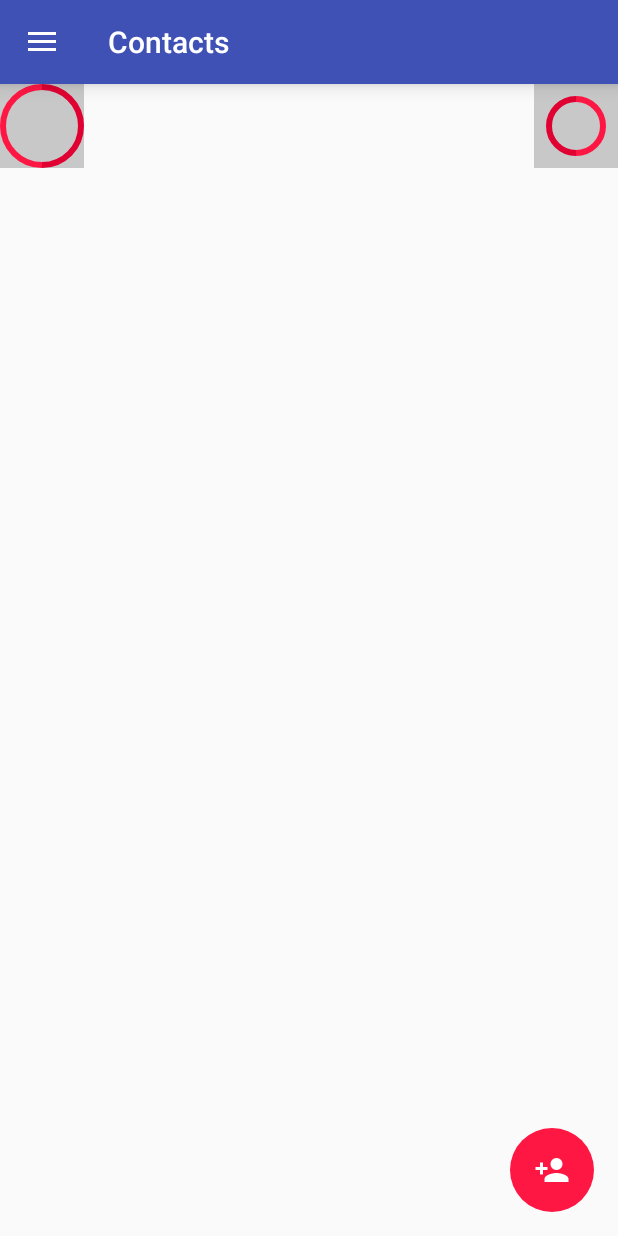
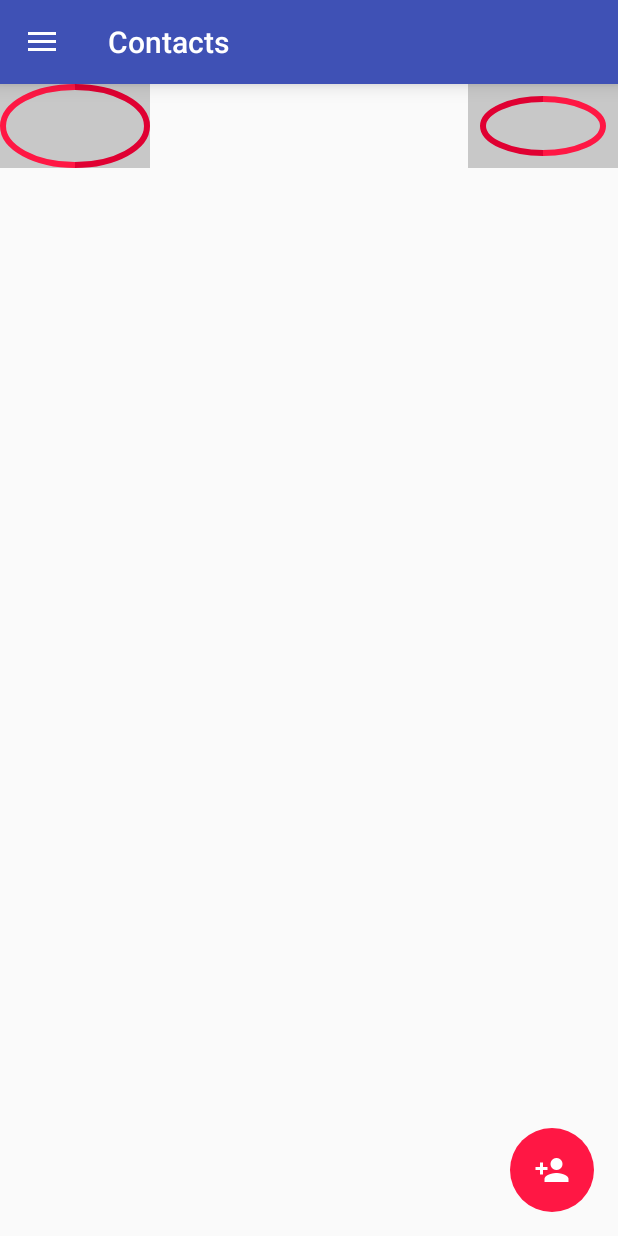
Before and after one commit to DancoAndroidAppDev/H254danco, an Android app: the fragment FloatingActionFragment placed in its activity, on a phone screen of 412 x 824 dp. Run offline under Robolectric (Android 15) with nearby library versions, the phone set to English and light mode, and no system bars.

```diff
--- /dev/null
+++ b/app/src/main/res/drawable/ic_action_action_account_circle_state.xml
@@ -0,0 +1,12 @@
+<?xml version="1.0" encoding="utf-8"?>
+<selector xmlns:android="http://schemas.android.com/apk/res/android">
+    <item android:state_activated="true"
+          android:drawable="@drawable/ic_action_action_account_circle_active" /> <!-- pressed -->
+    <item android:state_pressed="true"
+          android:drawable="@drawable/ic_action_action_account_circle_active" /> <!-- pressed -->
+    <item android:state_focused="true"
+          android:drawable="@drawable/ic_action_action_account_circle_active" /> <!-- focused -->
+    <item android:state_hovered="true"
+          android:drawable="@drawable/ic_action_action_account_circle_active" /> <!-- hovered -->
+    <item android:drawable="@drawable/ic_action_action_account_circle" /> <!-- default -->
+</selector>
--- a/app/src/main/res/layout/fragment_floating_action.xml
+++ b/app/src/main/res/layout/fragment_floating_action.xml
@@ -7,7 +7,7 @@
 
 
     <com.example.danco.homework4.h254danco.view.CustomComponent
-        android:layout_width="56dp"
+        android:layout_width="100dp"
         android:layout_height="56dp"
         android:background="#33000000"
         android:layout_gravity="top|start"
@@ -18,7 +18,7 @@
         />
 
     <com.example.danco.homework4.h254danco.view.CustomComponent
-        android:layout_width="56dp"
+        android:layout_width="100dp"
         android:layout_height="56dp"
         android:background="#33000000"
         android:layout_gravity="top|end"
--- a/app/src/main/res/values/arrays.xml
+++ b/app/src/main/res/values/arrays.xml
@@ -9,7 +9,7 @@
     <array name="drawerImages">
         <item>@drawable/ic_action_contacts_state</item>
         <item>@drawable/ic_action_grid_state</item>
-        <item>@drawable/ic_action_grid_state</item>
+        <item>@drawable/ic_action_action_account_circle_state</item>
     </array>
 
     <string-array name="listItems">
```
Also changed, not shown: app/src/main/res/drawable-hdpi/ic_action_action_account_circle.png (added), app/src/main/res/drawable-hdpi/ic_action_action_account_circle_active.png (added), app/src/main/res/drawable-mdpi/ic_action_action_account_circle.png (added), app/src/main/res/drawable-mdpi/ic_action_action_account_circle_active.png (added), app/src/main/res/drawable-xhdpi/ic_action_action_account_circle.png (added), app/src/main/res/drawable-xhdpi/ic_action_action_account_circle_active.png (added), app/src/main/res/drawable-xxhdpi/ic_action_action_account_circle.png (added), app/src/main/res/drawable-xxhdpi/ic_action_action_account_circle_active.png (added).
